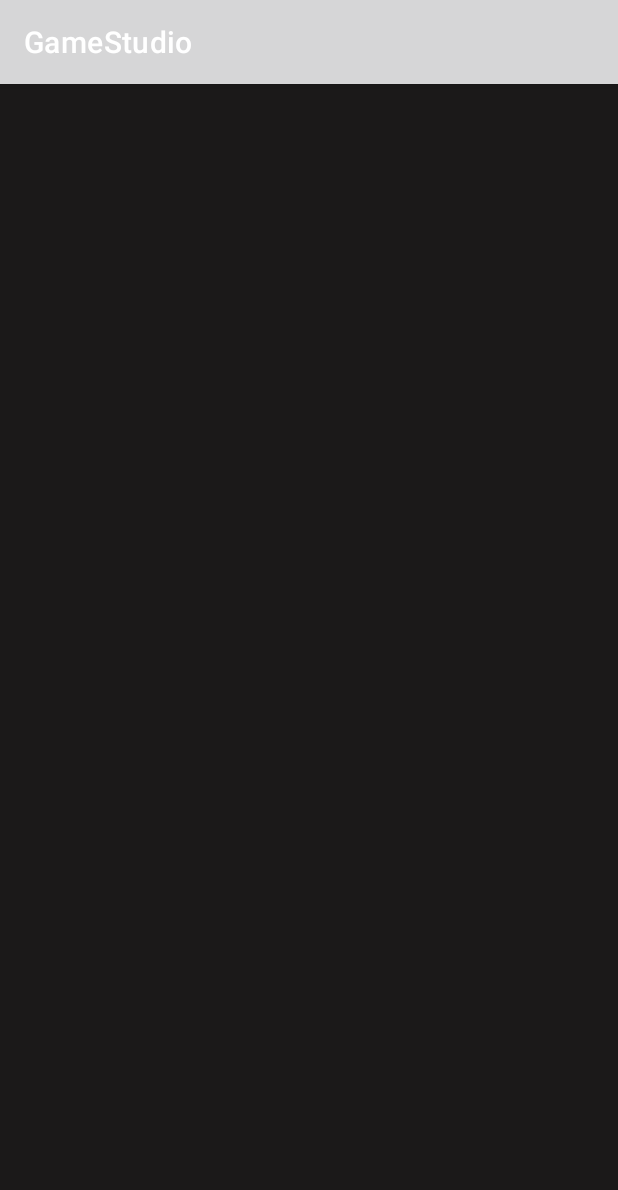
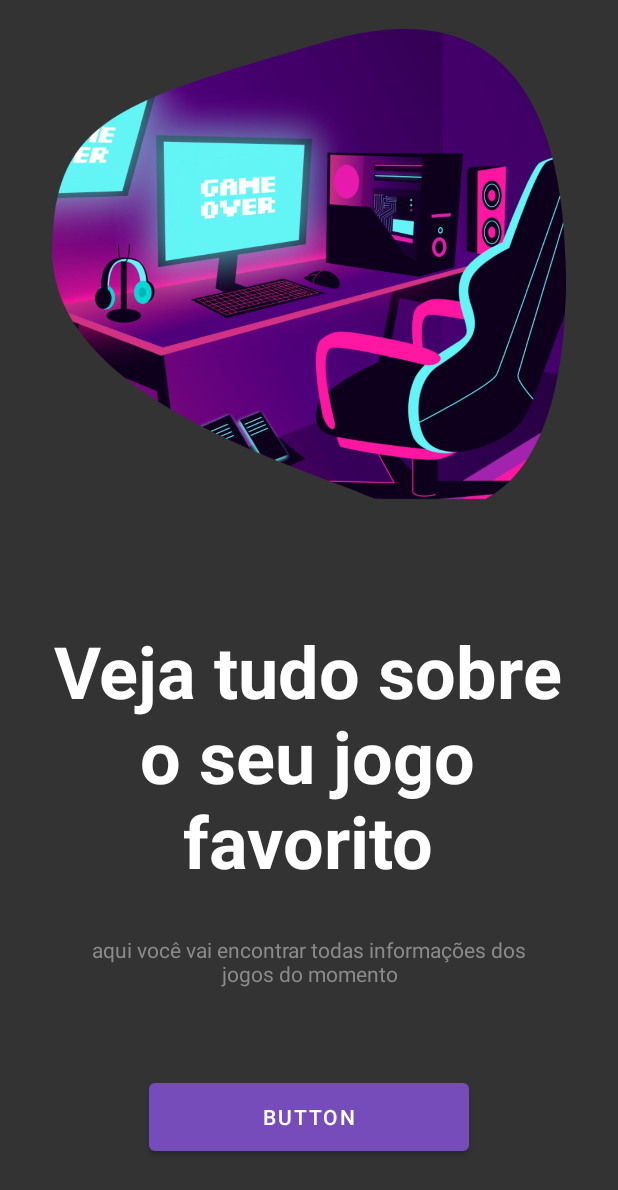
Before and after one commit to Lucas-Duarte-dev/GameStudioSDK, an Android app: the screen it shows after launch (MainActivity), on a phone screen of 412 x 824 dp. Shown: the top 1190 px of the screen. Run offline under Robolectric (Android 15) with nearby library versions, the phone set to English and light mode, and no system bars.

Commit message:
feat(app): finalizando a primeira tela do game studio

```diff
--- a/AndroidStudioProjects/GameStudio/app/build.gradle
+++ b/AndroidStudioProjects/GameStudio/app/build.gradle
@@ -32,6 +32,7 @@ dependencies {
     implementation 'androidx.appcompat:appcompat:1.3.1'
     implementation 'com.google.android.material:material:1.4.0'
     implementation 'androidx.constraintlayout:constraintlayout:2.1.0'
+    implementation 'androidx.gridlayout:gridlayout:1.0.0'
     testImplementation 'junit:junit:4.+'
     androidTestImplementation 'androidx.test.ext:junit:1.1.3'
     androidTestImplementation 'androidx.test.espresso:espresso-core:3.4.0'
--- a/AndroidStudioProjects/GameStudio/app/src/main/java/com/example/gamestudio/MainActivity.java
+++ b/AndroidStudioProjects/GameStudio/app/src/main/java/com/example/gamestudio/MainActivity.java
@@ -2,13 +2,27 @@ package com.example.gamestudio;
 
 import androidx.appcompat.app.AppCompatActivity;
 
+import android.content.Intent;
 import android.os.Bundle;
+import android.view.View;
+import android.widget.Button;
 
 public class MainActivity extends AppCompatActivity {
 
     @Override
     protected void onCreate(Bundle savedInstanceState) {
         super.onCreate(savedInstanceState);
+        getSupportActionBar().hide();
         setContentView(R.layout.activity_main);
+
+        Intent intention = new Intent(this, HomePage.class);
+
+        Button button = (Button) findViewById(R.id.button);
+
+        button.setOnClickListener(new View.OnClickListener() {
+            public void onClick(View view) {
+                startActivity(intention);
+            }
+        });
     }
 }
--- a/AndroidStudioProjects/GameStudio/app/src/main/res/drawable/ic_baseline_search_24.xml
+++ b/AndroidStudioProjects/GameStudio/app/src/main/res/drawable/ic_baseline_search_24.xml
@@ -1,4 +1,4 @@
-<vector android:height="24dp" android:tint="#FFFFFF"
+<vector android:height="24dp" android:tint="#333333"
     android:viewportHeight="24" android:viewportWidth="24"
     android:width="24dp" xmlns:android="http://schemas.android.com/apk/res/android">
     <path android:fillColor="@android:color/white" android:pathData="M15.5,14h-0.79l-0.28,-0.27C15.41,12.59 16,11.11 16,9.5 16,5.91 13.09,3 9.5,3S3,5.91 3,9.5 5.91,16 9.5,16c1.61,0 3.09,-0.59 4.23,-1.57l0.27,0.28v0.79l5,4.99L20.49,19l-4.99,-5zM9.5,14C7.01,14 5,11.99 5,9.5S7.01,5 9.5,5 14,7.01 14,9.5 11.99,14 9.5,14z"/>
--- /dev/null
+++ b/AndroidStudioProjects/GameStudio/app/src/main/res/drawable/roundstyle.xml
@@ -0,0 +1,4 @@
+<?xml version="1.0" encoding="utf-8"?>
+<shape xmlns:android="http://schemas.android.com/apk/res/android">
+    <corners android:radius="12dp"/>
+</shape>
--- a/AndroidStudioProjects/GameStudio/app/src/main/res/layout/activity_main.xml
+++ b/AndroidStudioProjects/GameStudio/app/src/main/res/layout/activity_main.xml
@@ -5,4 +5,61 @@
     android:layout_width="match_parent"
     android:layout_height="match_parent"
     android:background="@color/black_bg"
-    tools:context=".MainActivity" />
+    tools:context=".MainActivity"
+    tools:layout_editor_absoluteX="-1dp"
+    tools:layout_editor_absoluteY="40dp">
+
+    <Button
+        android:id="@+id/button"
+        android:layout_width="213dp"
+        android:layout_height="57dp"
+        android:onClick="id"
+        android:text="Button"
+        app:layout_constraintBottom_toBottomOf="parent"
+        app:layout_constraintEnd_toEndOf="parent"
+        app:layout_constraintStart_toStartOf="parent"
+        app:layout_constraintTop_toTopOf="parent"
+        app:layout_constraintVertical_bias="0.934" />
+
+    <TextView
+        android:id="@+id/textView"
+        android:layout_width="353dp"
+        android:layout_height="184dp"
+        android:text="Veja tudo sobre o seu jogo favorito"
+        android:textAlignment="center"
+        android:textColor="@color/white"
+        android:textSize="48sp"
+        android:textStyle="bold"
+        app:layout_constraintBottom_toBottomOf="parent"
+        app:layout_constraintEnd_toEndOf="parent"
+        app:layout_constraintHorizontal_bias="0.482"
+        app:layout_constraintStart_toStartOf="parent"
+        app:layout_constraintTop_toTopOf="parent"
+        app:layout_constraintVertical_bias="0.648" />
+
+    <TextView
+        android:id="@+id/textView2"
+        android:layout_width="307dp"
+        android:layout_height="51dp"
+        android:scrollbarThumbHorizontal="@color/gray_300"
+        android:text="aqui você vai encontrar todas informações dos jogos do momento"
+        android:textAlignment="center"
+        android:textColor="@color/gray_300"
+        app:layout_constraintBottom_toBottomOf="parent"
+        app:layout_constraintEnd_toEndOf="parent"
+        app:layout_constraintStart_toStartOf="parent"
+        app:layout_constraintTop_toTopOf="parent"
+        app:layout_constraintVertical_bias="0.807" />
+
+    <ImageView
+        android:id="@+id/imageView5"
+        android:layout_width="401dp"
+        android:layout_height="321dp"
+        app:layout_constraintBottom_toBottomOf="parent"
+        app:layout_constraintEnd_toEndOf="parent"
+        app:layout_constraintStart_toStartOf="parent"
+        app:layout_constraintTop_toTopOf="parent"
+        app:layout_constraintVertical_bias="0.039"
+        app:srcCompat="@drawable/room" />
+
+</androidx.constraintlayout.widget.ConstraintLayout>
--- a/AndroidStudioProjects/GameStudio/app/src/main/res/values/colors.xml
+++ b/AndroidStudioProjects/GameStudio/app/src/main/res/values/colors.xml
@@ -7,7 +7,7 @@
     <color name="teal_200">#FF03DAC5</color>
     <color name="teal_700">#FF018786</color>
     <color name="black">#FF000000</color>
-    <color name="black_bg">#1B1919</color>
+    <color name="black_bg">#333333</color>
     <color name="white">#FFFFFFFF</color>
     <color name="white_200">#EEEEEE</color>
     <color name="gray_300">#8C8A8A</color>
--- a/AndroidStudioProjects/GameStudio/app/src/main/res/values/themes.xml
+++ b/AndroidStudioProjects/GameStudio/app/src/main/res/values/themes.xml
@@ -2,8 +2,8 @@
     <!-- Base application theme. -->
     <style name="Theme.GameStudio" parent="Theme.MaterialComponents.DayNight.DarkActionBar">
         <!-- Primary brand color. -->
-        <item name="colorPrimary">@color/purple_40000</item>
-        <item name="colorPrimaryVariant">@color/purple_700</item>
+        <item name="colorPrimary">@color/purple_400</item>
+        <item name="colorPrimaryVariant">@color/black_bg</item>
         <item name="colorOnPrimary">@color/white</item>
         <!-- Secondary brand color. -->
         <item name="colorSecondary">@color/teal_200</item>
```
Also changed, not shown: AndroidStudioProjects/GameStudio/app/src/main/AndroidManifest.xml (+6 -3 lines), AndroidStudioProjects/GameStudio/app/src/main/java/com/example/gamestudio/HomePage.java (added, +14 -0 lines), AndroidStudioProjects/GameStudio/app/src/main/res/layout/activity_home_page.xml (added, +77 -0 lines), AndroidStudioProjects/GameStudio/app/src/main/res/drawable/game1.png (added), AndroidStudioProjects/GameStudio/app/src/main/res/drawable/game2.png (added), AndroidStudioProjects/GameStudio/app/src/main/res/drawable/room.png (added).
